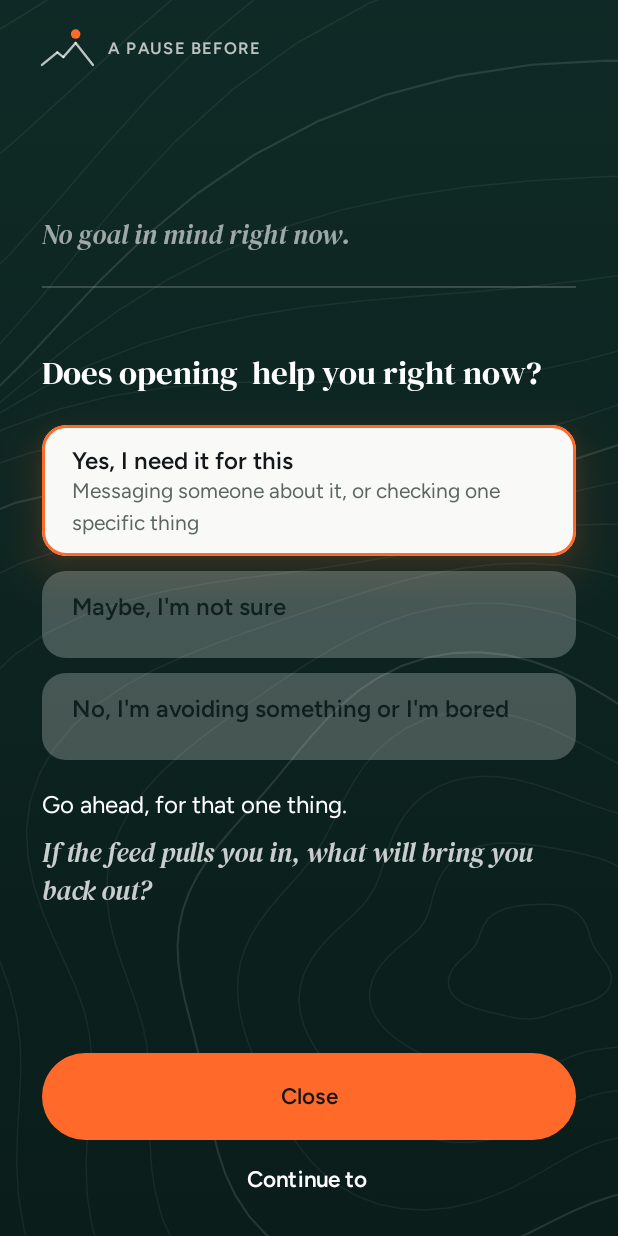
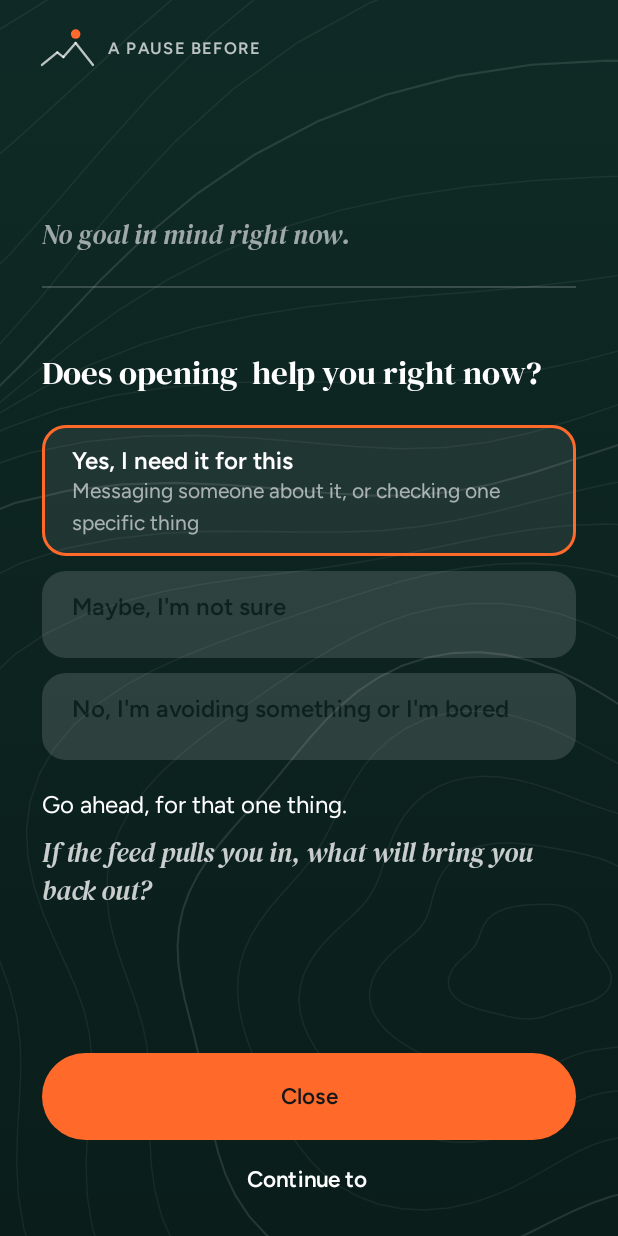
Before and after one commit to jackelamen/Goal-Gate, an Android app built with Jetpack Compose: the PauseActivity screen opened directly, with no data from a screen before it, after a tap on "Yes, I need it for this", on a phone screen of 412 x 824 dp. Run offline under Robolectric (Android 15) with nearby library versions, the phone set to English and light mode, and no system bars; our stand-ins replace Room's generated code.

Commit message:
Satori pass: Close leads in grayscale, sturdier icon
- After answering, the chosen answer settles into the ground (see-through,
  white text, orange edge) and the others fade further, so Close is the
  strongest value on screen at the moment of choice.
- Thicker ridge and larger peak dot on the launcher and notification icons,
  so the mark holds at 24 to 32 px.

Co-Authored-By: Claude Opus 5.5 <noreply@anthropic.com>
Claude-Session: https://claude.ai/code/session_01Fdt8wT24E93NCBEWefnwZV

```diff
--- a/app/src/main/java/com/goalgate/app/ui/PauseActivity.kt
+++ b/app/src/main/java/com/goalgate/app/ui/PauseActivity.kt
@@ -11,6 +11,7 @@ import androidx.activity.compose.BackHandler
 import androidx.activity.compose.setContent
 import androidx.activity.enableEdgeToEdge
 import androidx.compose.animation.AnimatedContent
+import androidx.compose.animation.animateColorAsState
 import androidx.compose.animation.core.Animatable
 import androidx.compose.animation.core.FastOutSlowInEasing
 import androidx.compose.animation.core.animateDpAsState
@@ -776,9 +777,11 @@ private fun responseFor(answer: Answer, tone: Tone): Int = when (answer) {
 }
 
 /**
- * One of the three answers: a white card. The chosen one stays and lifts a
- * little with a fine orange edge; the other two fade back. All three answers
- * look the same before and after: none of them is "wrong".
+ * One of the three answers: a white card. Once answered, the chosen one
+ * settles into the ground (see-through, white text, a fine orange edge) and
+ * the other two fade back, so the eye moves on to the response and to Close
+ * instead of resting on what was already decided. All three answers look the
+ * same before and after: none of them is "wrong".
  */
 @Composable
 private fun AnswerCard(
@@ -793,8 +796,14 @@ private fun AnswerCard(
     val accent = LocalAccent.current
     val interaction = remember { MutableInteractionSource() }
     val shape = MaterialTheme.shapes.medium
-    val alpha by animateFloatAsState(if (dimmed) 0.24f else 1f, tween(260), label = "answerAlpha")
-    val elevation by animateDpAsState(if (chosen) 18.dp else if (dimmed) 0.dp else 8.dp, label = "answerElevation")
+    val alpha by animateFloatAsState(if (dimmed) 0.14f else 1f, tween(260), label = "answerAlpha")
+    val elevation by animateDpAsState(if (chosen || dimmed) 0.dp else 8.dp, label = "answerElevation")
+    val container by animateColorAsState(
+        if (chosen) Color.White.copy(alpha = 0.08f) else MaterialTheme.colorScheme.surface, tween(360), label = "answerFill",
+    )
+    val content by animateColorAsState(
+        if (chosen) MaterialTheme.colorScheme.onBackground else MaterialTheme.colorScheme.onSurface, tween(360), label = "answerText",
+    )
     val edge by animateFloatAsState(if (chosen) 1f else 0f, tween(300), label = "answerEdge")
     val (main, example) = when (option) {
         Answer.YES -> R.string.answer_yes to R.string.answer_yes_example
@@ -805,7 +814,7 @@ private fun AnswerCard(
         onClick = onClick,
         enabled = enabled,
         shape = shape,
-        color = MaterialTheme.colorScheme.surface,
+        color = container,
         interactionSource = interaction,
         border = if (edge > 0f) BorderStroke(2.dp, accent.accent.copy(alpha = edge)) else null,
         modifier = modifier
@@ -815,17 +824,17 @@ private fun AnswerCard(
             .shadow(
                 elevation = elevation,
                 shape = shape,
-                ambientColor = if (chosen) accent.accent else Color.Black.copy(alpha = 0.35f),
-                spotColor = if (chosen) accent.accent else Color.Black.copy(alpha = 0.35f),
+                ambientColor = Color.Black.copy(alpha = 0.35f),
+                spotColor = Color.Black.copy(alpha = 0.35f),
             ),
     ) {
         Column(Modifier.heightIn(min = if (compact) 48.dp else 58.dp).padding(horizontal = 20.dp, vertical = if (compact) 10.dp else 14.dp)) {
-            Text(stringResource(main), style = MaterialTheme.typography.titleMedium, color = MaterialTheme.colorScheme.onSurface)
+            Text(stringResource(main), style = MaterialTheme.typography.titleMedium, color = content)
             if (example != null && !compact) {
                 Text(
                     stringResource(example),
                     style = MaterialTheme.typography.bodyMedium,
-                    color = MaterialTheme.colorScheme.onSurfaceVariant,
+                    color = content.copy(alpha = 0.62f),
                     modifier = Modifier.padding(top = 2.dp),
                 )
             }
--- a/app/src/main/res/drawable/ic_launcher_foreground.xml
+++ b/app/src/main/res/drawable/ic_launcher_foreground.xml
@@ -8,11 +8,11 @@
     android:viewportHeight="108">
     <path
         android:pathData="M31,67 L44.8,54.4 L50.3,59.2 L61.4,44.6 L77,67"
-        android:strokeWidth="3.4"
+        android:strokeWidth="4.6"
         android:strokeColor="#FFFFFFFF"
         android:strokeLineCap="round"
         android:strokeLineJoin="round" />
     <path
         android:fillColor="#FFFF6A2B"
-        android:pathData="M61.4,35.6 m-4.4,0 a4.4,4.4 0 1 0 8.8,0 a4.4,4.4 0 1 0 -8.8,0" />
+        android:pathData="M61.4,34.4 m-5.2,0 a5.2,5.2 0 1 0 10.4,0 a5.2,5.2 0 1 0 -10.4,0" />
 </vector>
--- a/app/src/main/res/drawable/ic_notification.xml
+++ b/app/src/main/res/drawable/ic_notification.xml
@@ -7,7 +7,7 @@
     android:viewportHeight="24">
     <path
         android:pathData="M2.5,19 L8.6,13.4 L11,15.5 L15.9,9.1 L21.5,19"
-        android:strokeWidth="2"
+        android:strokeWidth="2.4"
         android:strokeColor="#FFFFFFFF"
         android:strokeLineCap="round"
         android:strokeLineJoin="round" />
```
